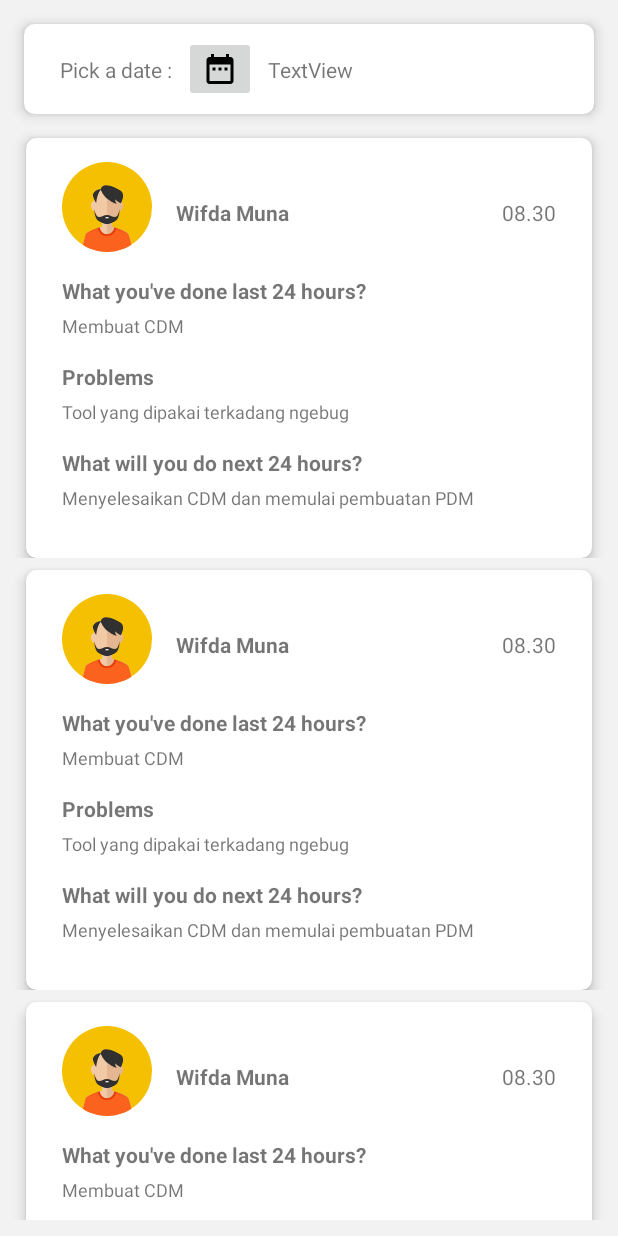
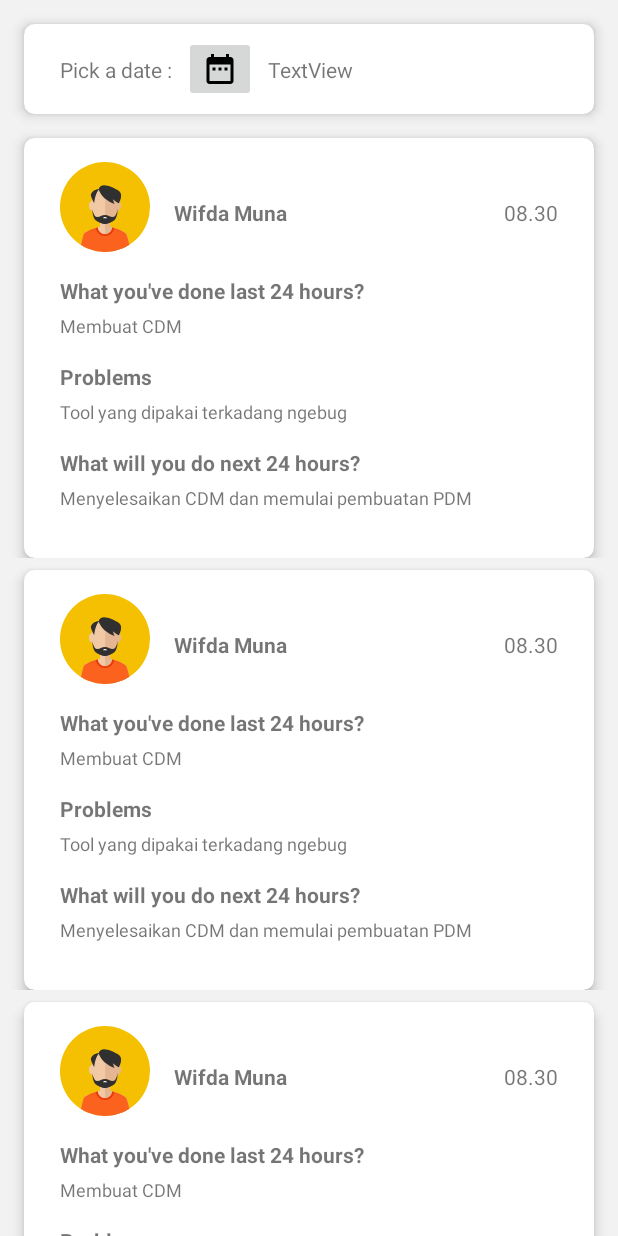
Before and after one commit to aldizzaldi/beetter-android, an Android app: the layout daily_report.xml on its own in the app's theme, with its tools: preview values and no code run, on a phone screen of 412 x 824 dp. Run offline under Robolectric (Android 15) with nearby library versions, the phone set to English and light mode, and no system bars.

Commit message:
set wrap content and match parent layout

```diff
--- a/app/src/main/res/layout/daily_report.xml
+++ b/app/src/main/res/layout/daily_report.xml
@@ -63,11 +63,9 @@
 
     <androidx.recyclerview.widget.RecyclerView
         android:id="@+id/recyclerViewDailyReport"
-        android:layout_width="409dp"
-        android:layout_height="729dp"
-        android:layout_marginStart="16dp"
+        android:layout_width="match_parent"
+        android:layout_height="wrap_content"
         android:layout_marginTop="8dp"
-        android:layout_marginEnd="16dp"
         app:layout_constraintEnd_toEndOf="parent"
         app:layout_constraintStart_toStartOf="parent"
         app:layout_constraintTop_toBottomOf="@+id/cardView9"
```
Also changed, not shown: app/src/main/java/com/example/beetter/ui/dailyreport/DailyReportFragment.java (+9 -0 lines).
